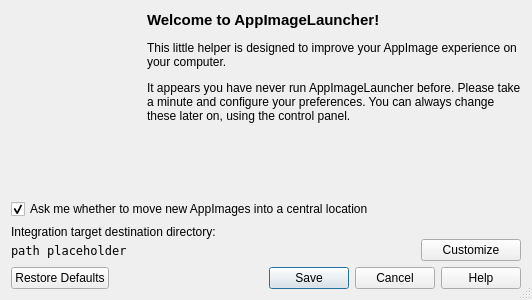
Old version of the form src/ui/first-run.ui in the repository TheAssassin/AppImageLauncher.
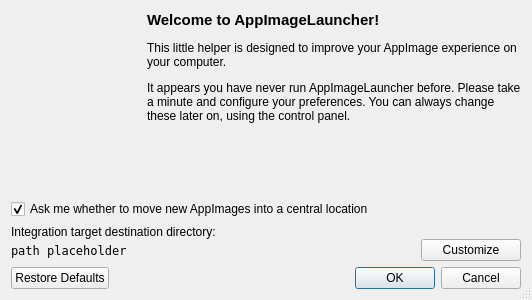
New version of the form. Icons and pictures are not drawn.

Commit message:
Thin out and improve first run dialog button bar
"Save" doesn't make much sense in this context, as it's never mentioned
that there's a config file to be saved. Also, it might put off newbie.

```diff
--- a/src/ui/first-run.ui
+++ b/src/ui/first-run.ui
@@ -165,7 +165,7 @@
       <enum>Qt::Horizontal</enum>
      </property>
      <property name="standardButtons">
-      <set>QDialogButtonBox::Cancel|QDialogButtonBox::Help|QDialogButtonBox::RestoreDefaults|QDialogButtonBox::Save</set>
+      <set>QDialogButtonBox::Cancel|QDialogButtonBox::Ok|QDialogButtonBox::RestoreDefaults</set>
      </property>
      <property name="centerButtons">
       <bool>false</bool>
```
